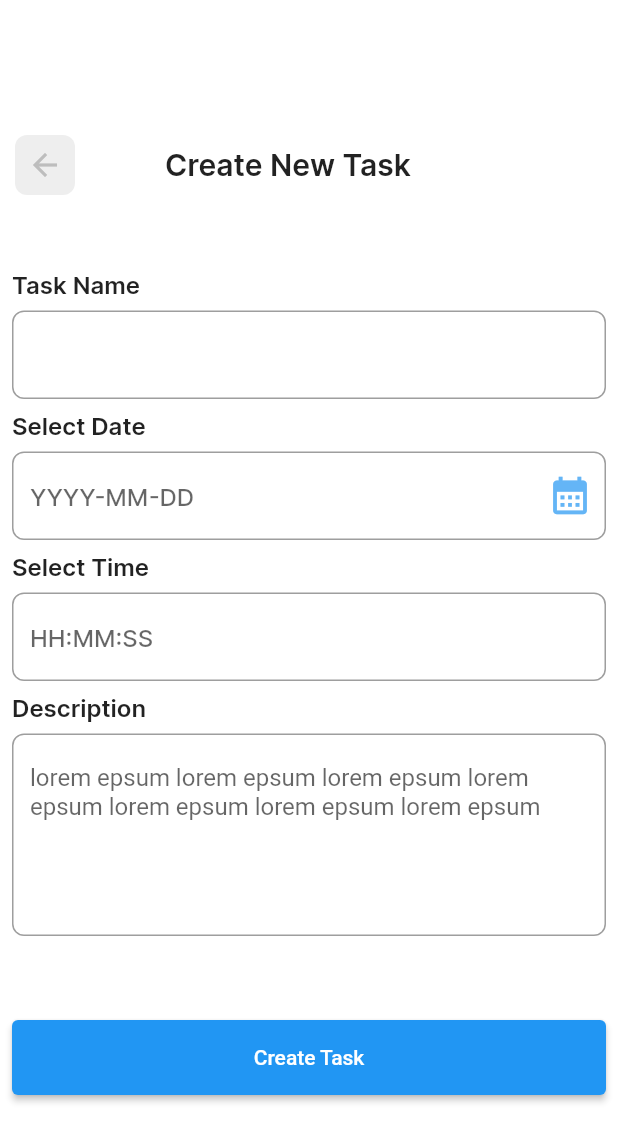
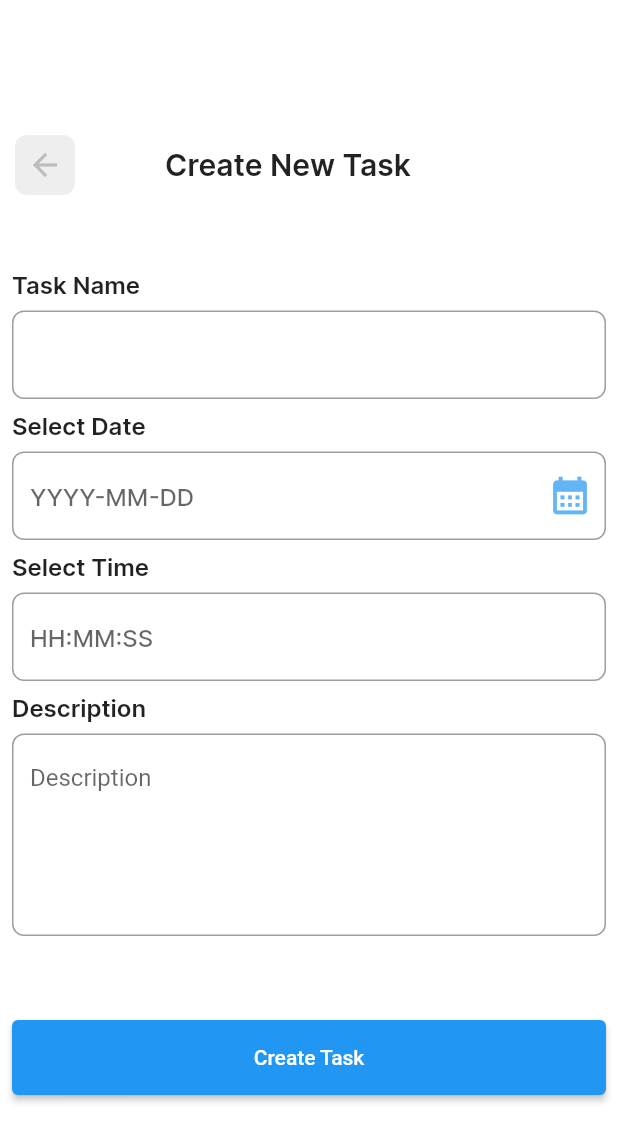
Before and after one commit to saieeshsnaik/todoApp, a Flutter app: the screen it shows after launch, after a tap on the "add" icon, on a phone screen of 412 x 824 dp. Shown: the top 1142 px of the screen. Run offline on Flutter 3.47's test engine with Material 2 defaults, Android fonts, the phone set to English and light mode, and no system bars; our stand-ins replace sqflite; missing offline and left inert: day_night_time_picker, indexed; accounts and stored records are empty.

Commit message:
UI Design given by Rateendra Completed

```diff
--- a/lib/Hompage.dart
+++ b/lib/Hompage.dart
@@ -79,8 +79,10 @@ class _HomepageState extends State<Homepage> {
                           offset: Offset(0.0, 0.75))
                     ],
                   ),
+                  child: Padding(
+                    padding: const EdgeInsets.only(top: 50),
                     child: ListView.builder(
-                    itemCount: 1,
+                      itemCount: 6,
                       itemBuilder: (context, index) {
                         return Container(
                           margin: const EdgeInsets.only(left: 5.0, right: 5.0),
@@ -96,7 +98,8 @@ class _HomepageState extends State<Homepage> {
                                       height: 70.0,
                                       width: 60.0,
                                       decoration: BoxDecoration(
-                                      borderRadius: BorderRadius.circular(6.0),
+                                        borderRadius:
+                                            BorderRadius.circular(6.0),
                                         color: addButtonColor,
                                       ),
                                       child: Container(
@@ -218,6 +221,7 @@ class _HomepageState extends State<Homepage> {
                     ),
                   ),
                 ),
+              ),
               const SizedBox(
                 height: 60,
               ),
--- a/lib/createtask.dart
+++ b/lib/createtask.dart
@@ -1,6 +1,7 @@
 import 'package:flutter/material.dart';
 import 'package:flutter/src/widgets/framework.dart';
 import 'package:flutter/src/widgets/placeholder.dart';
+import 'package:todoapp/Hompage.dart';
 
 class CreateTask extends StatefulWidget {
   const CreateTask({super.key});
@@ -17,7 +18,9 @@ class _CreateTaskState extends State<CreateTask> {
         height: double.infinity,
         width: double.infinity,
         color: Colors.white,
-        child: Column(crossAxisAlignment: CrossAxisAlignment.start, children: [
+        child: SingleChildScrollView(
+          child:
+              Column(crossAxisAlignment: CrossAxisAlignment.start, children: [
             const SizedBox(
               height: 90,
             ),
@@ -34,7 +37,15 @@ class _CreateTaskState extends State<CreateTask> {
                     ),
                     child: BackButton(
                       color: Colors.grey.shade400,
-                    onPressed: () {},
+                      onPressed: () {
+                        setState(() {
+                          Navigator.push(
+                              context,
+                              MaterialPageRoute(
+                                builder: (context) => const Homepage(),
+                              ));
+                        });
+                      },
                     ),
                   ),
                 ),
@@ -146,8 +157,7 @@ class _CreateTaskState extends State<CreateTask> {
                     border: OutlineInputBorder(
                         borderRadius: BorderRadius.circular(8.0),
                         borderSide: BorderSide(color: Colors.grey.shade100)),
-                  hintText:
-                      'lorem epsum lorem epsum lorem epsum lorem epsum lorem epsum lorem epsum lorem epsum ',
+                    hintText: 'Description',
                   ),
                 ),
               ),
@@ -168,6 +178,7 @@ class _CreateTaskState extends State<CreateTask> {
             ]),
           ]),
         ),
+      ),
     );
   }
 }
```
Lines whose indentation alone changed are shown as unchanged.
